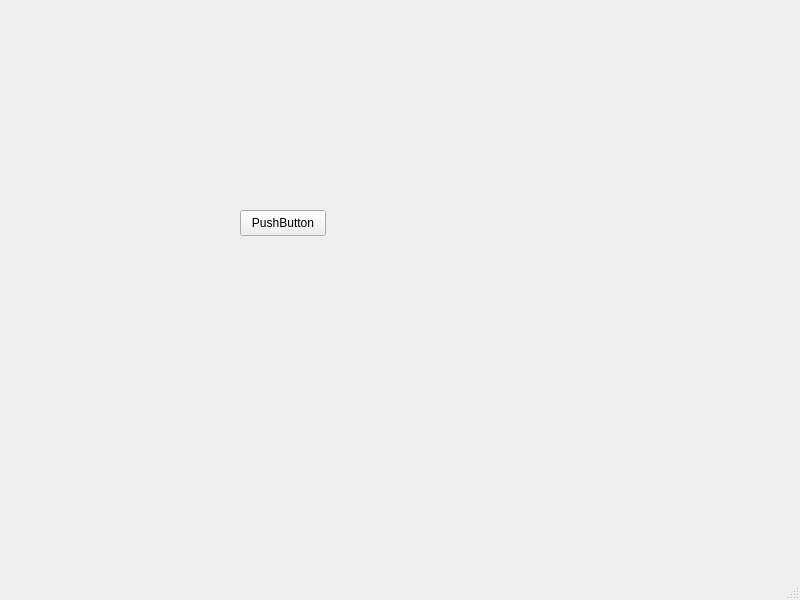
Qt form mainwindow.ui (chandresh204/QT1) before a commit.
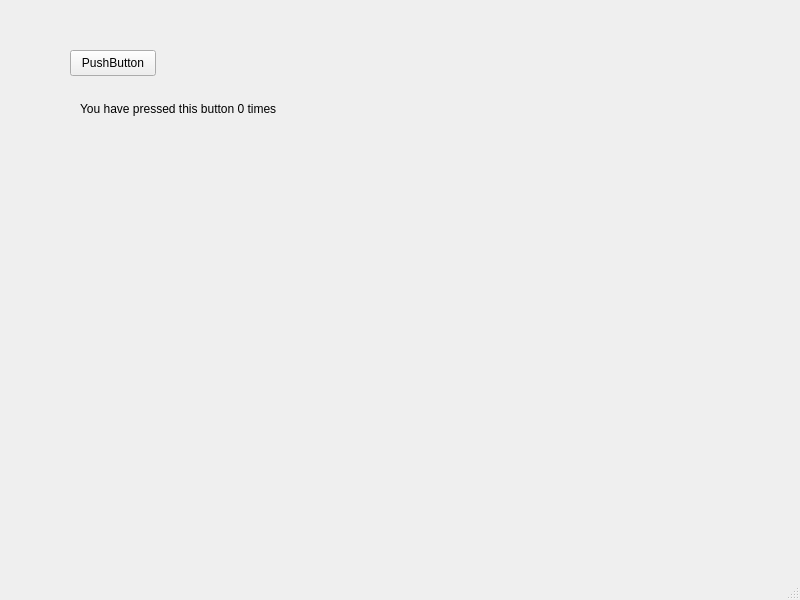
The same form after that commit.

Commit message: QPushButton click handled with Label change

Diff of the .ui file:
```diff
--- a/mainwindow.ui
+++ b/mainwindow.ui
@@ -17,8 +17,8 @@
    <widget class="QPushButton" name="pushButton">
     <property name="geometry">
      <rect>
-      <x>240</x>
-      <y>210</y>
+      <x>70</x>
+      <y>50</y>
       <width>86</width>
       <height>26</height>
      </rect>
@@ -27,6 +27,19 @@
      <string>PushButton</string>
     </property>
    </widget>
+   <widget class="QLabel" name="label">
+    <property name="geometry">
+     <rect>
+      <x>80</x>
+      <y>100</y>
+      <width>411</width>
+      <height>18</height>
+     </rect>
+    </property>
+    <property name="text">
+     <string>You have pressed this button 0 times</string>
+    </property>
+   </widget>
   </widget>
   <widget class="QMenuBar" name="menubar">
    <property name="geometry">
```
The commit also changes 2 other files.
